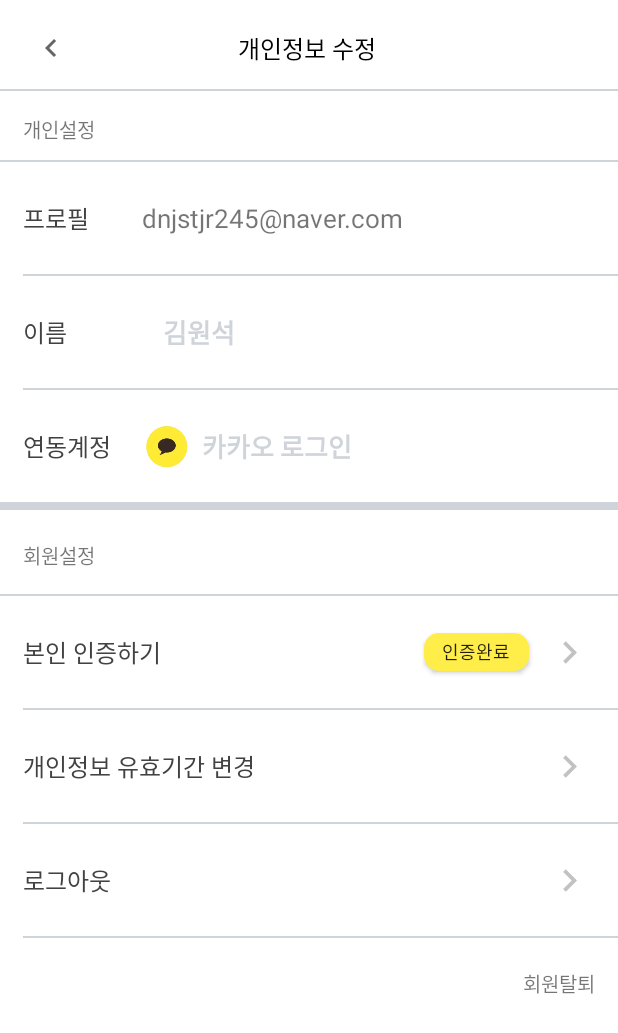
After one commit to onseok/ddoc_doc, an Android app: the EditActivity screen opened directly, with no data from a screen before it, on a phone screen of 412 x 824 dp. The commit adds this screen. Shown: the top 1033 px of the screen. Run offline under Robolectric (Android 15) with nearby library versions, the phone set to English and light mode, and no system bars; libraries missing offline, so code that uses them is left out: com.kakao.sdk.

Commit message:
feat: kakao Login & Logout

```diff
--- a/app/src/main/AndroidManifest.xml
+++ b/app/src/main/AndroidManifest.xml
@@ -17,6 +17,9 @@
         android:supportsRtl="true"
         android:theme="@style/Theme.Ddoc_doc">
         <activity
+            android:name=".EditActivity"
+            android:exported="true" />
+        <activity
             android:name=".SecondActivity"
             android:exported="true" />
         <activity
@@ -35,8 +38,6 @@
         <activity
             android:name=".MainActivity"
             android:exported="true" />
-
-
         <activity
             android:name="com.kakao.sdk.auth.AuthCodeHandlerActivity"
             android:exported="true">
@@ -51,7 +52,6 @@
                     android:scheme="kakao31fee878dfb93283630ca1e528dabf48" />
             </intent-filter>
         </activity>
-
     </application>
 
 </manifest>
--- a/app/src/main/java/com/wonseok/ddoc_doc/MainActivity.kt
+++ b/app/src/main/java/com/wonseok/ddoc_doc/MainActivity.kt
@@ -70,7 +70,7 @@ class MainActivity : AppCompatActivity() {
         }
     }
 
-    private fun updateMyPageFragmentUI() {
+    fun updateMyPageFragmentUI() {
         myPageFragment = MyPageFragment.newInstance()
         supportFragmentManager.beginTransaction()
             .replace(R.id.frameLayout, myPageFragment).commit()
--- a/app/src/main/java/com/wonseok/ddoc_doc/fragment/HistoryFragment.kt
+++ b/app/src/main/java/com/wonseok/ddoc_doc/fragment/HistoryFragment.kt
@@ -31,9 +31,6 @@ class HistoryFragment : Fragment() {
             inflater,
             container, false
         )
-
-
-//        loginDialog()
 
         return binding!!.root
     }
--- /dev/null
+++ b/app/src/main/res/drawable/ic_back_button.xml
@@ -0,0 +1,10 @@
+<vector xmlns:android="http://schemas.android.com/apk/res/android"
+    android:width="24dp"
+    android:height="24dp"
+    android:viewportWidth="24"
+    android:viewportHeight="24"
+    android:tint="?attr/colorControlNormal">
+  <path
+      android:fillColor="@android:color/white"
+      android:pathData="M15.41,7.41L14,6l-6,6 6,6 1.41,-1.41L10.83,12z"/>
+</vector>
--- a/app/src/main/res/drawable/login_edit_custom_button.xml
+++ b/app/src/main/res/drawable/login_edit_custom_button.xml
@@ -2,7 +2,7 @@
 <selector xmlns:android="http://schemas.android.com/apk/res/android">
     <item android:state_enabled="true">
         <shape android:shape="rectangle">
-            <solid android:color="@color/light_gray"/>
+            <solid android:color="@color/white"/>
             <corners android:radius="10dp"/>
         </shape>
     </item>
--- /dev/null
+++ b/app/src/main/res/layout/activity_edit.xml
@@ -0,0 +1,347 @@
+<?xml version="1.0" encoding="utf-8"?>
+<androidx.constraintlayout.widget.ConstraintLayout xmlns:android="http://schemas.android.com/apk/res/android"
+    xmlns:app="http://schemas.android.com/apk/res-auto"
+    xmlns:tools="http://schemas.android.com/tools"
+    android:layout_width="match_parent"
+    android:layout_height="match_parent"
+    tools:context=".EditActivity">
+
+    <androidx.appcompat.widget.AppCompatImageButton
+        android:id="@+id/editProfileBackButton"
+        android:layout_width="wrap_content"
+        android:layout_height="wrap_content"
+        android:layout_marginStart="10dp"
+        android:layout_marginTop="10dp"
+        android:backgroundTint="@color/transparent"
+        android:src="@drawable/ic_back_button"
+        app:layout_constraintStart_toStartOf="parent"
+        app:layout_constraintTop_toTopOf="parent" />
+
+    <TextView
+        android:id="@+id/editProfileTitleTextView"
+        android:layout_width="wrap_content"
+        android:layout_height="wrap_content"
+        android:layout_marginEnd="10dp"
+        android:fontFamily="@font/ddoc_doc_font"
+        android:text="개인정보 수정"
+        android:textColor="@color/black"
+        android:textSize="16sp"
+        app:layout_constraintBottom_toBottomOf="@id/editProfileBackButton"
+        app:layout_constraintEnd_toEndOf="parent"
+        app:layout_constraintHorizontal_bias="0.4"
+        app:layout_constraintStart_toEndOf="@id/editProfileBackButton"
+        app:layout_constraintTop_toTopOf="@id/editProfileBackButton" />
+
+    <View
+        android:id="@+id/editProfileTitleDivider"
+        android:layout_width="0dp"
+        android:layout_height="1dp"
+        android:layout_marginTop="15dp"
+        android:background="@color/gray"
+        app:layout_constraintEnd_toEndOf="parent"
+        app:layout_constraintStart_toStartOf="parent"
+        app:layout_constraintTop_toBottomOf="@id/editProfileTitleTextView" />
+
+    <TextView
+        android:id="@+id/editProfilePrivateTextView"
+        android:layout_width="wrap_content"
+        android:layout_height="wrap_content"
+        android:layout_marginStart="15dp"
+        android:layout_marginTop="15dp"
+        android:fontFamily="@font/ddoc_doc_font"
+        android:text="개인설정"
+        android:textSize="13sp"
+        app:layout_constraintStart_toStartOf="parent"
+        app:layout_constraintTop_toBottomOf="@id/editProfileTitleDivider" />
+
+    <View
+        android:id="@+id/editProfileFirstDivider"
+        android:layout_width="0dp"
+        android:layout_height="1dp"
+        android:layout_marginTop="10dp"
+        android:background="@color/gray"
+        app:layout_constraintEnd_toEndOf="parent"
+        app:layout_constraintStart_toStartOf="parent"
+        app:layout_constraintTop_toBottomOf="@id/editProfilePrivateTextView" />
+
+    <TextView
+        android:id="@+id/editProfileProfileTextView"
+        android:layout_width="wrap_content"
+        android:layout_height="wrap_content"
+        android:layout_marginStart="15dp"
+        android:layout_marginTop="25dp"
+        android:fontFamily="@font/ddoc_doc_font"
+        android:text="프로필"
+        android:textColor="@color/dark_gray"
+        android:textSize="16sp"
+        app:layout_constraintStart_toStartOf="parent"
+        app:layout_constraintTop_toBottomOf="@id/editProfileFirstDivider" />
+
+    <TextView
+        android:id="@+id/editProfileProfileDetailTextView"
+        android:layout_width="wrap_content"
+        android:layout_height="wrap_content"
+        android:text="dnjstjr245@naver.com"
+        android:textSize="17sp"
+        app:layout_constraintBottom_toBottomOf="@id/editProfileProfileTextView"
+        app:layout_constraintEnd_toEndOf="parent"
+        app:layout_constraintHorizontal_bias="0.2"
+        app:layout_constraintStart_toEndOf="@id/editProfileProfileTextView"
+        app:layout_constraintTop_toTopOf="@id/editProfileProfileTextView" />
+
+    <View
+        android:id="@+id/editProfileSecondDivider"
+        android:layout_width="0dp"
+        android:layout_height="1dp"
+        android:layout_marginTop="25dp"
+        android:background="@color/gray"
+        app:layout_constraintEnd_toEndOf="parent"
+        app:layout_constraintStart_toStartOf="@id/editProfileProfileTextView"
+        app:layout_constraintTop_toBottomOf="@id/editProfileProfileDetailTextView" />
+
+    <TextView
+        android:id="@+id/editProfileNickNameTextView"
+        android:layout_width="wrap_content"
+        android:layout_height="wrap_content"
+        android:layout_marginStart="15dp"
+        android:layout_marginTop="25dp"
+        android:fontFamily="@font/ddoc_doc_font"
+        android:text="이름"
+        android:textColor="@color/dark_gray"
+        android:textSize="16sp"
+        app:layout_constraintStart_toStartOf="parent"
+        app:layout_constraintTop_toBottomOf="@id/editProfileSecondDivider" />
+
+    <TextView
+        android:id="@+id/editProfileNickNameDetailTextView"
+        android:layout_width="wrap_content"
+        android:layout_height="wrap_content"
+        android:fontFamily="@font/ddoc_doc_font"
+        android:text="김원석"
+        android:textColor="@color/gray"
+        android:textSize="17sp"
+        android:textStyle="bold"
+        app:layout_constraintBottom_toBottomOf="@id/editProfileNickNameTextView"
+        app:layout_constraintEnd_toEndOf="parent"
+        app:layout_constraintHorizontal_bias="0.2"
+        app:layout_constraintStart_toEndOf="@id/editProfileNickNameTextView"
+        app:layout_constraintTop_toTopOf="@id/editProfileNickNameTextView" />
+
+    <View
+        android:id="@+id/editProfileThirdDivider"
+        android:layout_width="0dp"
+        android:layout_height="1dp"
+        android:layout_marginTop="25dp"
+        android:background="@color/gray"
+        app:layout_constraintEnd_toEndOf="parent"
+        app:layout_constraintStart_toStartOf="@id/editProfileNickNameTextView"
+        app:layout_constraintTop_toBottomOf="@id/editProfileNickNameTextView" />
+
+    <TextView
+        android:id="@+id/editProfileLinkTextView"
+        android:layout_width="wrap_content"
+        android:layout_height="wrap_content"
+        android:layout_marginStart="15dp"
+        android:layout_marginTop="25dp"
+        android:fontFamily="@font/ddoc_doc_font"
+        android:text="연동계정"
+        android:textColor="@color/dark_gray"
+        android:textSize="16sp"
+        app:layout_constraintStart_toStartOf="parent"
+        app:layout_constraintTop_toBottomOf="@id/editProfileThirdDivider" />
+
+    <TextView
+        android:id="@+id/editProfileLinkDetailTextView"
+        android:layout_width="wrap_content"
+        android:layout_height="wrap_content"
+        android:layout_marginStart="5dp"
+        android:fontFamily="@font/ddoc_doc_font"
+        android:text="카카오 로그인"
+        android:textColor="@color/gray"
+        android:textSize="17sp"
+        android:textStyle="bold"
+        app:layout_constraintBottom_toBottomOf="@id/editProfileLinkTextView"
+        app:layout_constraintEnd_toEndOf="parent"
+        app:layout_constraintHorizontal_bias="0.2"
+        app:layout_constraintStart_toEndOf="@id/editProfileLinkImageView"
+        app:layout_constraintTop_toTopOf="@id/editProfileLinkTextView" />
+
+    <androidx.appcompat.widget.AppCompatImageView
+        android:id="@+id/editProfileLinkImageView"
+        android:layout_width="35dp"
+        android:layout_height="35dp"
+        android:src="@drawable/kakao_logo"
+        app:layout_constraintBottom_toBottomOf="@id/editProfileLinkDetailTextView"
+        app:layout_constraintEnd_toStartOf="@id/editProfileLinkDetailTextView"
+        app:layout_constraintHorizontal_bias="0.1"
+        app:layout_constraintHorizontal_chainStyle="packed"
+        app:layout_constraintStart_toEndOf="@id/editProfileLinkTextView"
+        app:layout_constraintTop_toTopOf="@id/editProfileLinkDetailTextView" />
+
+    <View
+        android:id="@+id/editProfileFourthDivider"
+        android:layout_width="0dp"
+        android:layout_height="5dp"
+        android:layout_marginTop="25dp"
+        android:background="@color/gray"
+        app:layout_constraintEnd_toEndOf="parent"
+        app:layout_constraintStart_toStartOf="parent"
+        app:layout_constraintTop_toBottomOf="@id/editProfileLinkTextView" />
+
+    <TextView
+        android:id="@+id/editProfileMemberTextView"
+        android:layout_width="wrap_content"
+        android:layout_height="wrap_content"
+        android:layout_marginStart="15dp"
+        android:layout_marginTop="20dp"
+        android:fontFamily="@font/ddoc_doc_font"
+        android:text="회원설정"
+        android:textSize="13sp"
+        app:layout_constraintStart_toStartOf="parent"
+        app:layout_constraintTop_toBottomOf="@id/editProfileFourthDivider" />
+
+    <View
+        android:id="@+id/editProfileFifthDivider"
+        android:layout_width="0dp"
+        android:layout_height="1dp"
+        android:layout_marginTop="15dp"
+        android:background="@color/gray"
+        app:layout_constraintEnd_toEndOf="parent"
+        app:layout_constraintStart_toStartOf="parent"
+        app:layout_constraintTop_toBottomOf="@id/editProfileMemberTextView" />
+
+    <TextView
+        android:id="@+id/editProfileSelfCheckTextView"
+        android:layout_width="wrap_content"
+        android:layout_height="wrap_content"
+        android:layout_marginStart="15dp"
+        android:layout_marginTop="25dp"
+        android:fontFamily="@font/ddoc_doc_font"
+        android:text="본인 인증하기"
+        android:textColor="@color/dark_gray"
+        android:textSize="16sp"
+        app:layout_constraintStart_toStartOf="parent"
+        app:layout_constraintTop_toBottomOf="@id/editProfileFifthDivider" />
+
+    <androidx.appcompat.widget.AppCompatImageButton
+        android:id="@+id/editProfileSelfCheckImageButton"
+        android:layout_width="wrap_content"
+        android:layout_height="wrap_content"
+        android:layout_marginEnd="5dp"
+        android:backgroundTint="@color/transparent"
+        android:src="@drawable/ic_right_button"
+        app:layout_constraintBottom_toBottomOf="@id/editProfileSelfCheckTextView"
+        app:layout_constraintEnd_toEndOf="parent"
+        app:layout_constraintTop_toTopOf="@id/editProfileSelfCheckTextView" />
+
+    <androidx.appcompat.widget.AppCompatButton
+        android:id="@+id/editProfileSelfCheckButton"
+        android:layout_width="70dp"
+        android:layout_height="25dp"
+        android:background="@drawable/login_custom_button"
+        android:fontFamily="@font/ddoc_doc_font"
+        android:text="인증완료"
+        android:textSize="12sp"
+        app:layout_constraintBottom_toBottomOf="@id/editProfileSelfCheckTextView"
+        app:layout_constraintEnd_toStartOf="@id/editProfileSelfCheckImageButton"
+        app:layout_constraintTop_toTopOf="@id/editProfileSelfCheckTextView" />
+
+    <View
+        android:id="@+id/editProfileSixthDivider"
+        android:layout_width="0dp"
+        android:layout_height="1dp"
+        android:layout_marginTop="25dp"
+        android:background="@color/gray"
+        app:layout_constraintEnd_toEndOf="parent"
+        app:layout_constraintStart_toStartOf="@id/editProfileSelfCheckTextView"
+        app:layout_constraintTop_toBottomOf="@id/editProfileSelfCheckTextView" />
+
+
+    <!-- -->
+
+    <TextView
+        android:id="@+id/editProfileChangeExpireTextView"
+        android:layout_width="wrap_content"
+        android:layout_height="wrap_content"
+        android:layout_marginStart="15dp"
+        android:layout_marginTop="25dp"
+        android:fontFamily="@font/ddoc_doc_font"
+        android:text="개인정보 유효기간 변경"
+        android:textColor="@color/dark_gray"
+        android:textSize="16sp"
+        app:layout_constraintStart_toStartOf="parent"
+        app:layout_constraintTop_toBottomOf="@id/editProfileSixthDivider" />
+
+    <androidx.appcompat.widget.AppCompatImageButton
+        android:id="@+id/editProfileChangeExpireImageButton"
+        android:layout_width="wrap_content"
+        android:layout_height="wrap_content"
+        android:layout_marginEnd="5dp"
+        android:backgroundTint="@color/transparent"
+        android:src="@drawable/ic_right_button"
+        app:layout_constraintBottom_toBottomOf="@id/editProfileChangeExpireTextView"
+        app:layout_constraintEnd_toEndOf="parent"
+        app:layout_constraintTop_toTopOf="@id/editProfileChangeExpireTextView" />
+
+
+    <View
+        android:id="@+id/editProfileSeventhDivider"
+        android:layout_width="0dp"
+        android:layout_height="1dp"
+        android:layout_marginTop="25dp"
+        android:background="@color/gray"
+        app:layout_constraintEnd_toEndOf="parent"
+        app:layout_constraintStart_toStartOf="@id/editProfileChangeExpireTextView"
+        app:layout_constraintTop_toBottomOf="@id/editProfileChangeExpireTextView" />
+
+    <!-- -->
+
+    <TextView
+        android:id="@+id/editProfileLogoutTextView"
+        android:layout_width="wrap_content"
+        android:layout_height="wrap_content"
+        android:layout_marginStart="15dp"
+        android:layout_marginTop="25dp"
+        android:fontFamily="@font/ddoc_doc_font"
+        android:text="로그아웃"
+        android:textColor="@color/dark_gray"
+        android:textSize="16sp"
+        app:layout_constraintStart_toStartOf="parent"
+        app:layout_constraintTop_toBottomOf="@id/editProfileSeventhDivider" />
+
+    <androidx.appcompat.widget.AppCompatImageButton
+        android:id="@+id/editProfileLogoutImageButton"
+        android:layout_width="wrap_content"
+        android:layout_height="wrap_content"
+        android:layout_marginEnd="5dp"
+        android:backgroundTint="@color/transparent"
+        android:src="@drawable/ic_right_button"
+        app:layout_constraintBottom_toBottomOf="@id/editProfileLogoutTextView"
+        app:layout_constraintEnd_toEndOf="parent"
+        app:layout_constraintTop_toTopOf="@id/editProfileLogoutTextView" />
+
+
+    <View
+        android:id="@+id/editProfileEighthDivider"
+        android:layout_width="0dp"
+        android:layout_height="1dp"
+        android:layout_marginTop="25dp"
+        android:background="@color/gray"
+        app:layout_constraintEnd_toEndOf="parent"
+        app:layout_constraintStart_toStartOf="@id/editProfileLogoutTextView"
+        app:layout_constraintTop_toBottomOf="@id/editProfileLogoutTextView" />
+
+    <TextView
+        android:id="@+id/editProfileExitMemberTextView"
+        android:layout_width="wrap_content"
+        android:layout_height="wrap_content"
+        android:layout_marginTop="20dp"
+        android:layout_marginEnd="15dp"
+        android:fontFamily="@font/ddoc_doc_font"
+        android:text="회원탈퇴"
+        android:textSize="13sp"
+        app:layout_constraintEnd_toEndOf="parent"
+        app:layout_constraintTop_toBottomOf="@id/editProfileEighthDivider" />
+
+
+</androidx.constraintlayout.widget.ConstraintLayout>
--- a/app/src/main/res/values/colors.xml
+++ b/app/src/main/res/values/colors.xml
@@ -10,5 +10,6 @@
     <color name="transparent">#00FF0000</color>
     <color name="light_gray">#F8F9FA</color>
     <color name="gray">#CED4DA</color>
+    <color name="dark_gray">#424242</color>
     <color name="main_color">#ffed49</color>
 </resources>
```
Also changed, not shown: app/src/main/java/com/wonseok/ddoc_doc/EditActivity.kt (added, +64 -0 lines), app/src/main/java/com/wonseok/ddoc_doc/SecondActivity.kt (deleted, +0 -25 lines), app/src/main/java/com/wonseok/ddoc_doc/fragment/LoginBottomSheet.kt (+0 -8 lines), app/src/main/java/com/wonseok/ddoc_doc/fragment/MyPageFragment.kt (+12 -5 lines), app/src/main/res/layout/activity_second.xml (deleted, +0 -53 lines), app/src/main/res/layout/logout_dialog.xml (added, +70 -0 lines).
